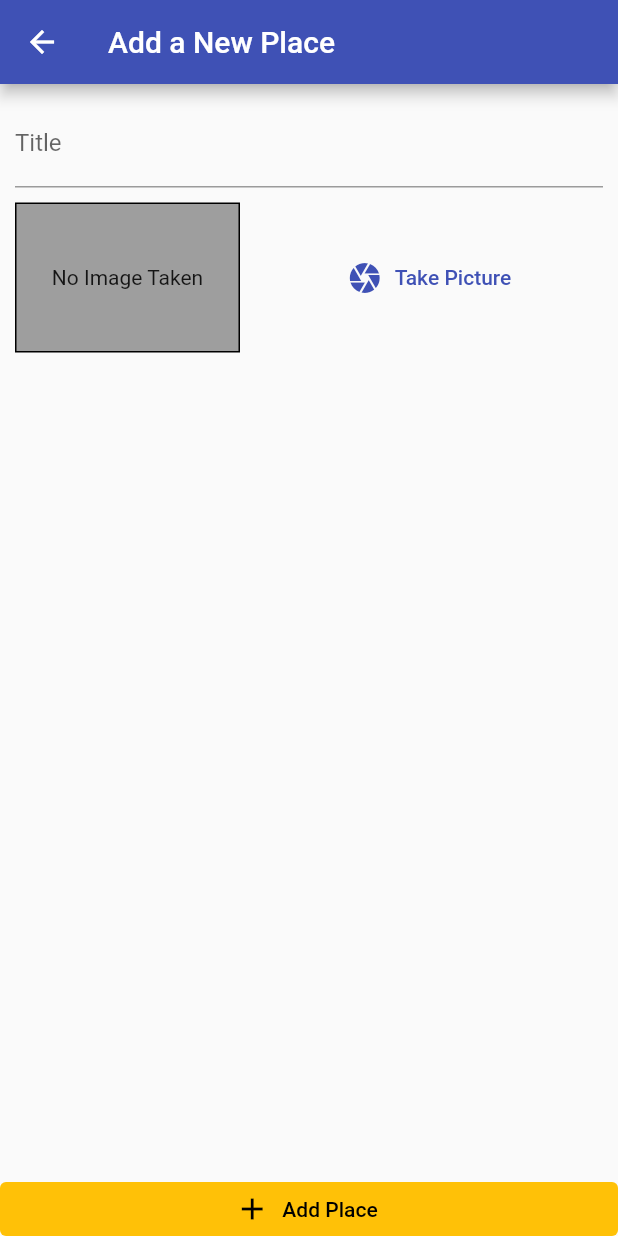
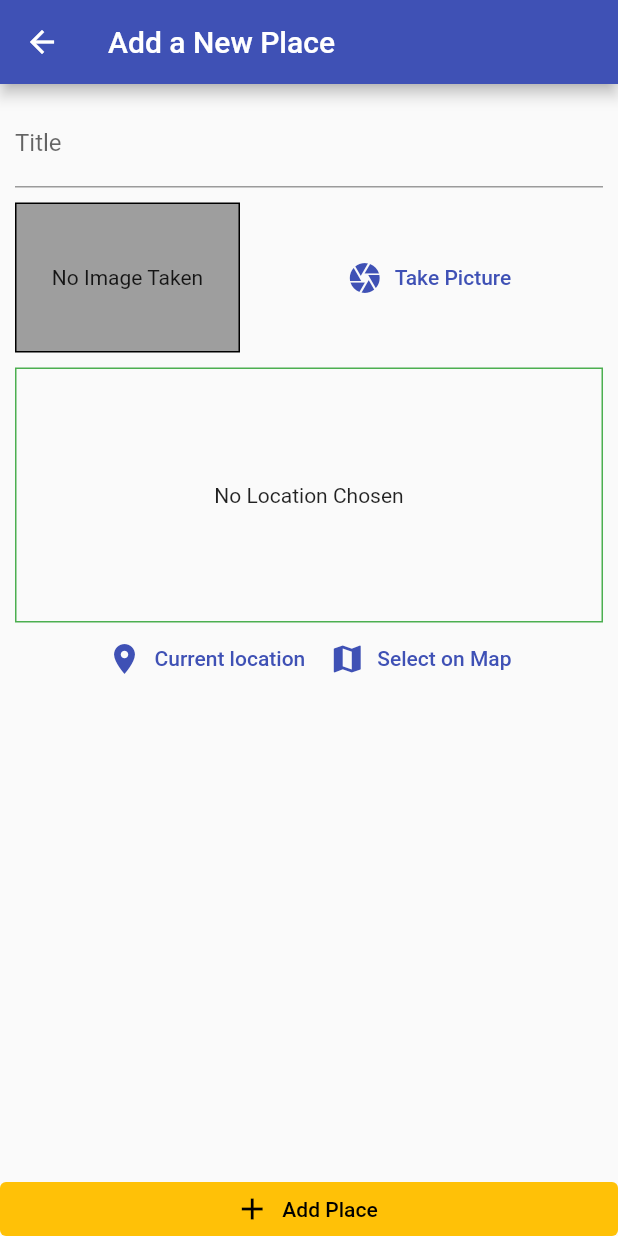
Before and after one commit to kpirabaharan/Flutter, a Flutter app: the screen it shows after launch, after a tap on the "add" icon, on a phone screen of 412 x 824 dp. Run offline on Flutter 3.47's test engine with Material 2 defaults, Android fonts, the phone set to English and light mode, and no system bars; our stand-ins replace image_picker, location, sqflite; accounts and stored records are empty.

Commit message:
Section 13: Displayed a Static Maps of Current Location
Signed-off-by: Keeshigan Pirabaharan <kpirabaharan3@gmail.com>

```diff
--- /dev/null
+++ b/section_13_places_app/lib/helpers/location_helper.dart
@@ -0,0 +1,11 @@
+import '../keys/api_key.dart' as key;
+
+// ignore: non_constant_identifier_names
+final GOOGLE_API_KEY = key.key;
+
+class LocationHelper {
+  static String generateLocationImage(
+      {required double latitude, required double longitude}) {
+    return 'https://maps.googleapis.com/maps/api/staticmap?center=$latitude,$longitude&zoom=13&size=600x300&maptype=roadmap&markers=color:red%7Clabel:A%7C$latitude,$longitude&key=$GOOGLE_API_KEY';
+  }
+}
--- a/section_13_places_app/lib/providers/places.dart
+++ b/section_13_places_app/lib/providers/places.dart
@@ -33,14 +33,16 @@ class Places with ChangeNotifier {
 
   Future<void> fetchAndSetPlaces() async {
     final dataList = await DBHelper.getData('user_places');
-    _items = dataList
-        .map((item) => Place(
-              id: item['id'],
-              title: item['title'],
-              image: File(item['image']),
-              location: null,
-            ))
-        .toList();
+    _items = dataList.map((item) {
+      print(item['title']);
+      print(item['image']);
+      return Place(
+        id: item['id'],
+        title: item['title'],
+        image: File(item['image']),
+        location: null,
+      );
+    }).toList();
     notifyListeners();
   }
 }
--- a/section_13_places_app/lib/screens/add_place_screen.dart
+++ b/section_13_places_app/lib/screens/add_place_screen.dart
@@ -4,6 +4,7 @@ import 'package:flutter/material.dart';
 import 'package:provider/provider.dart';
 
 import '../widgets/image_input.dart';
+import '../widgets/location_input.dart';
 import '../providers/places.dart';
 
 class AddPlaceScreen extends StatefulWidget {
@@ -68,6 +69,8 @@ class _AddPlaceScreenState extends State<AddPlaceScreen> {
                     ),
                     const SizedBox(height: 10),
                     ImageInput(_selectImage),
+                    const SizedBox(height: 10),
+                    LocationInput(),
                   ],
                 ),
               ),
--- /dev/null
+++ b/section_13_places_app/lib/widgets/location_input.dart
@@ -0,0 +1,65 @@
+import 'package:flutter/material.dart';
+import 'package:location/location.dart';
+
+import '../helpers/location_helper.dart';
+
+class LocationInput extends StatefulWidget {
+  const LocationInput({super.key});
+
+  @override
+  State<LocationInput> createState() => _LocationInputState();
+}
+
+class _LocationInputState extends State<LocationInput> {
+  String? _previewImageUrl;
+
+  Future<void> _getCurrentUserLocation() async {
+    final locData = await Location().getLocation();
+    final mapUrl = LocationHelper.generateLocationImage(
+      latitude: locData.latitude as double,
+      longitude: locData.longitude as double,
+    );
+    print(locData.latitude);
+    print(locData.longitude);
+
+    setState(() {
+      _previewImageUrl = mapUrl;
+    });
+  }
+
+  @override
+  Widget build(BuildContext context) {
+    return Column(children: [
+      Container(
+        alignment: Alignment.center,
+        height: 170,
+        width: double.infinity,
+        decoration: BoxDecoration(
+          border: Border.all(width: 1, color: Colors.green),
+        ),
+        child: _previewImageUrl == null
+            ? const Text('No Location Chosen', textAlign: TextAlign.center)
+            : Image.network(
+                _previewImageUrl as String,
+                fit: BoxFit.cover,
+                width: double.infinity,
+              ),
+      ),
+      Row(
+        mainAxisAlignment: MainAxisAlignment.center,
+        children: [
+          TextButton.icon(
+            icon: const Icon(Icons.location_on),
+            label: const Text('Current location'),
+            onPressed: _getCurrentUserLocation,
+          ),
+          TextButton.icon(
+            icon: const Icon(Icons.map),
+            label: const Text('Select on Map'),
+            onPressed: () {},
+          ),
+        ],
+      )
+    ]);
+  }
+}
```
Also changed, not shown: 5 other files.
